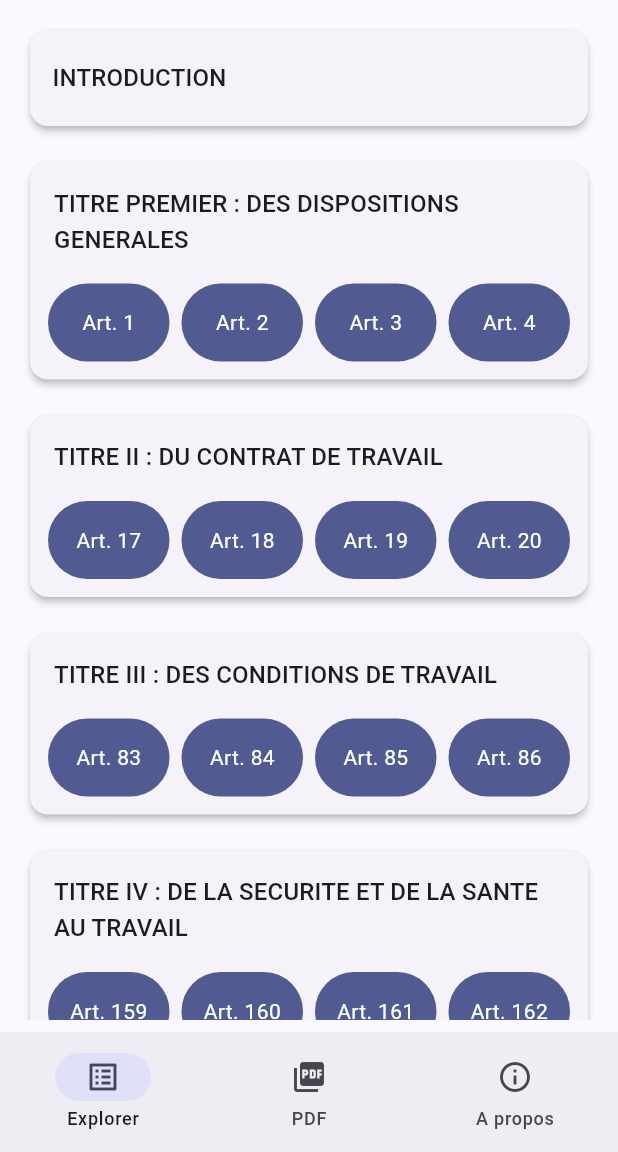
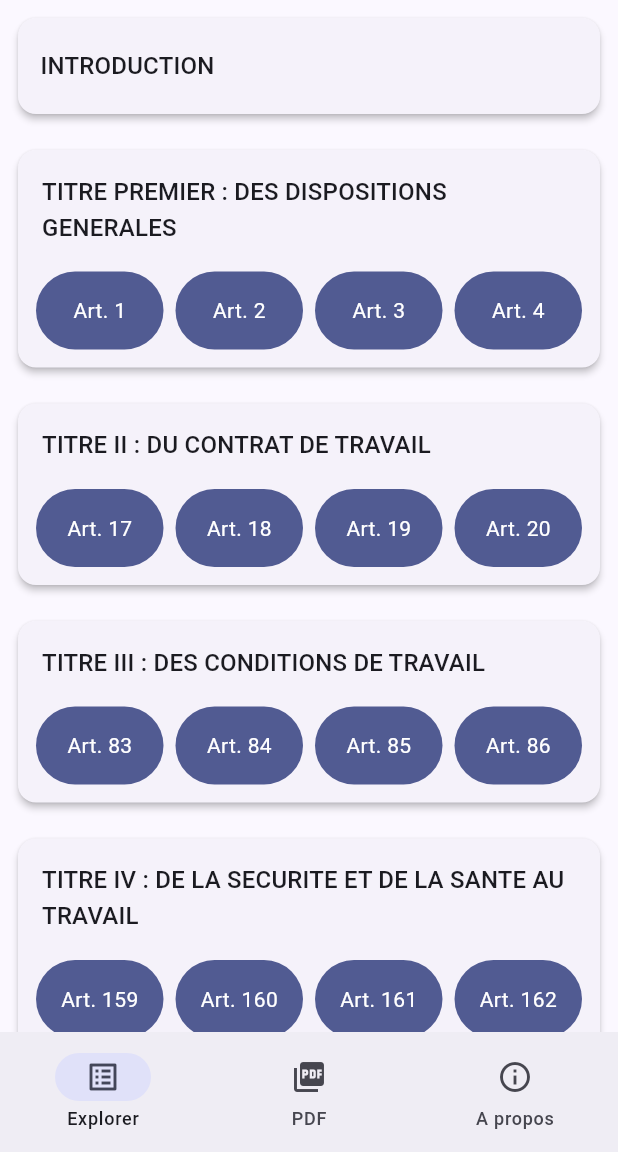
Before and after one commit to mauyz/madagascar_workcode, a Flutter app: the screen it shows after launch, on a phone screen of 412 x 824 dp, the part 84-1236 px from its top. Run offline on Flutter 3.47's test engine with Material 3 defaults, Android fonts, the phone set to English and light mode, and no system bars; our stand-ins replace flutter_bloc, flutter_linkify, get_it, go_router, shared_preferences; missing offline and left inert: syncfusion_flutter_pdfviewer.

Commit message:
update explorer_page padding

```diff
--- a/lib/presentation/explorer/explorer_page.dart
+++ b/lib/presentation/explorer/explorer_page.dart
@@ -13,8 +13,6 @@ class ExplorerPage extends StatelessWidget {
     return BlocProvider<ExplorerBloc>(
       lazy: false,
       create: (context) => ExplorerBloc(),
-      child: Padding(
-        padding: const EdgeInsets.all(8.0),
       child: BlocBuilder<ExplorerBloc, ExplorerState>(
         builder: (context, state) {
           return switch (state) {
@@ -43,7 +41,6 @@ class ExplorerPage extends StatelessWidget {
           };
         },
       ),
-      ),
     );
   }
 }
```
Lines whose indentation alone changed are shown as unchanged.
